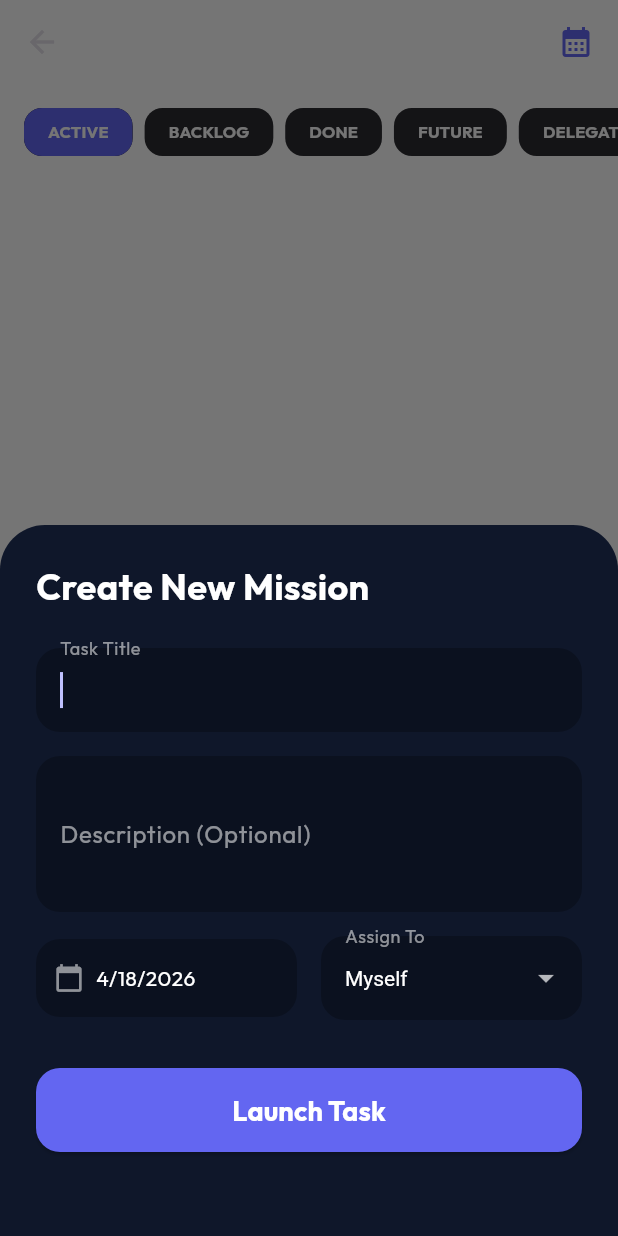
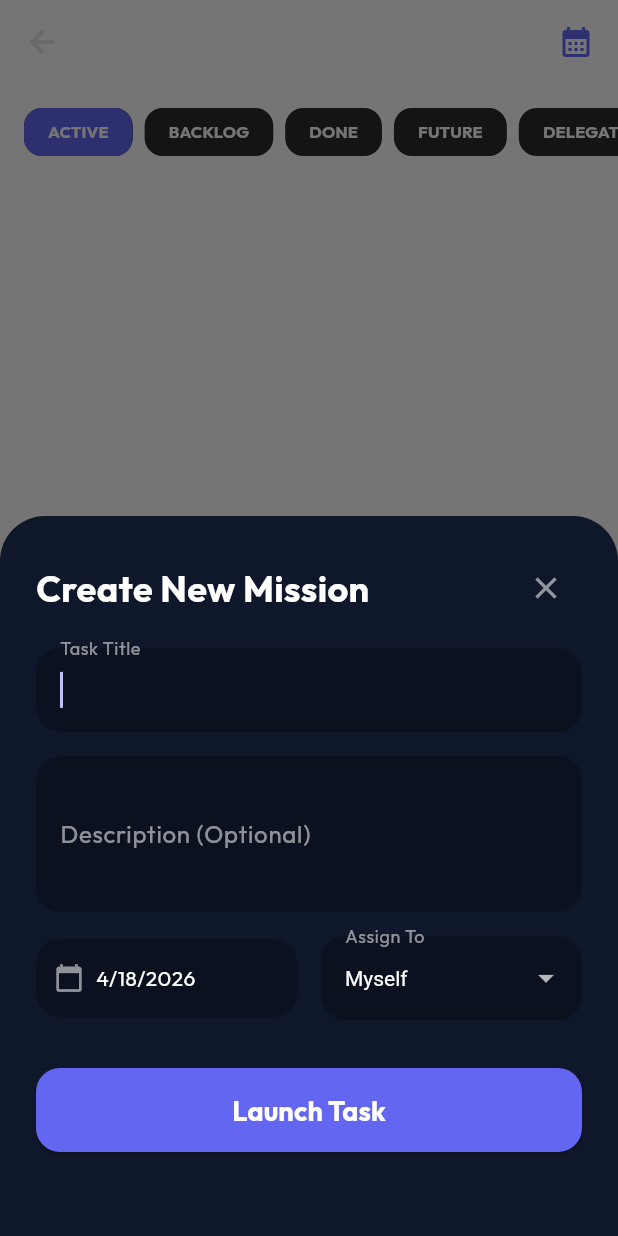
Before and after one commit to KAJURAMBO/Antigravity_test, a Flutter app: the BoardTab screen opened directly, after a tap on the "add" icon, on a phone screen of 412 x 824 dp. Run offline on Flutter 3.47's test engine with Material 3 defaults, Android fonts, the phone set to English and light mode, and no system bars; our stand-ins replace fl_chart, google_fonts, shared_preferences; accounts and stored records are empty.

Commit message:
feat: add close buttons to modals and improve scrollability

```diff
--- a/mobile_app/lib/screens/tabs/board_tab.dart
+++ b/mobile_app/lib/screens/tabs/board_tab.dart
@@ -61,8 +61,17 @@ class _BoardTabState extends State<BoardTab> {
                 mainAxisSize: MainAxisSize.min,
                 crossAxisAlignment: CrossAxisAlignment.start,
                 children: [
-                  Text(isEditing ? 'Edit Mission' : 'Create New Mission', style: TextStyle(fontSize: 24, fontWeight: FontWeight.bold, color: theme.text)),
-                  const SizedBox(height: 24),
+                Row(
+                  mainAxisAlignment: MainAxisAlignment.spaceBetween,
+                  children: [
+                    Text(isEditing ? 'Edit Mission' : 'Create New Mission', style: TextStyle(fontSize: 24, fontWeight: FontWeight.bold, color: theme.text)),
+                    IconButton(
+                      icon: Icon(Icons.close, color: theme.textDim),
+                      onPressed: () => Navigator.pop(context),
+                    ),
+                  ],
+                ),
+                const SizedBox(height: 16),
                 TextField(
                   controller: titleController,
                   autofocus: !isEditing,
```
Also changed, not shown: mobile_app/lib/screens/tabs/profile_tab.dart (+13 -2 lines).
